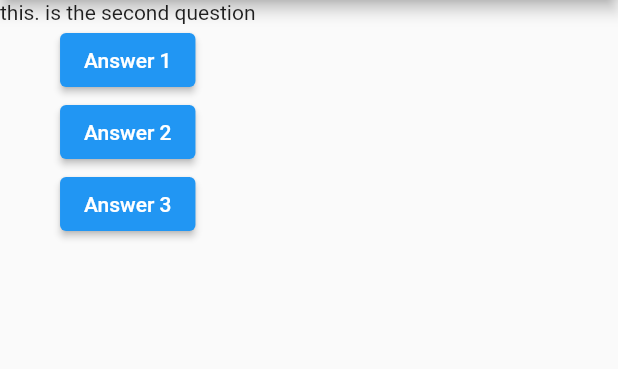
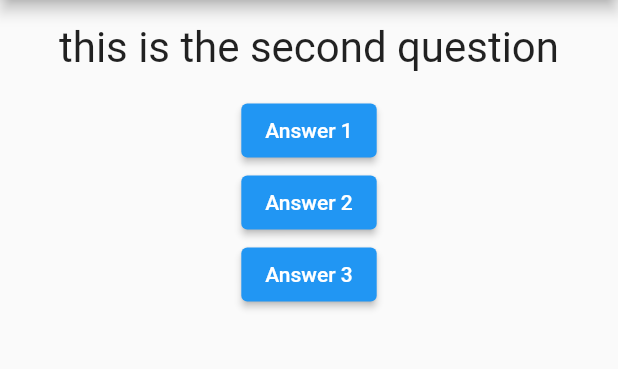
Before and after one commit to emertola/learn-flutter, a Flutter app: the screen it shows after launch, after a tap on "Answer 1", on a phone screen of 412 x 824 dp, the part 84-453 px from its top. Run offline on Flutter 3.47's test engine with Material 2 defaults, Android fonts, the phone set to English and light mode, and no system bars.

Commit message:
added initial layout and styling

```diff
--- a/lib/main.dart
+++ b/lib/main.dart
@@ -25,7 +25,7 @@ class MyAppState extends State<MyApp> {
   Widget build(BuildContext context) {
     var questions = [
       'this is the first question',
-      'this. is the second question'
+      'this is the second question'
     ];
 
     return MaterialApp(
--- a/lib/question.dart
+++ b/lib/question.dart
@@ -7,6 +7,14 @@ class Question extends StatelessWidget {
 
   @override
   Widget build(BuildContext context) {
-    return Text(questionText);
+    return Container(
+      width: double.infinity,
+      margin: EdgeInsets.all(15),
+      child: Text(
+        questionText,
+        style: TextStyle(fontSize: 28),
+        textAlign: TextAlign.center,
+      ),
+    );
   }
 }
```
Also changed, not shown: pubspec.lock.
